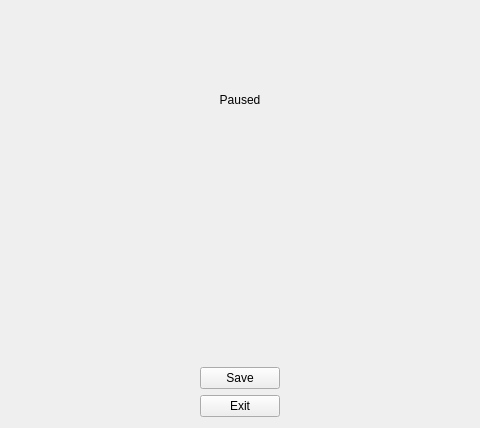
f1yby/q-link, file src/widgets/game/game.ui: the form before one commit; both pictures show x 99 to 579 and y 172 to 600 of the 800 by 600 pixel window.
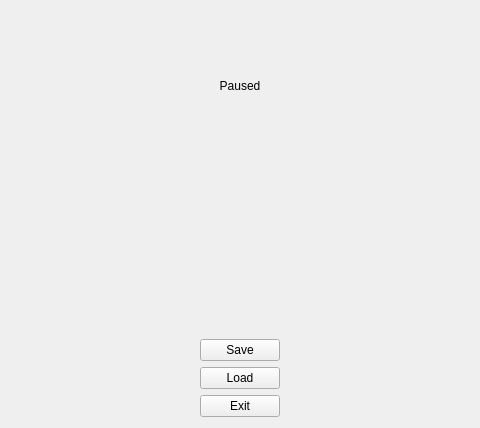
The form after the commit.

What changed in the file:
```diff
--- a/src/widgets/game/game.ui
+++ b/src/widgets/game/game.ui
@@ -65,6 +65,13 @@
            </property>
           </widget>
          </item>
+         <item>
+          <widget class="QPushButton" name="load">
+           <property name="text">
+            <string>Load</string>
+           </property>
+          </widget>
+         </item>
          <item>
           <widget class="QPushButton" name="exit">
            <property name="sizePolicy">
```
